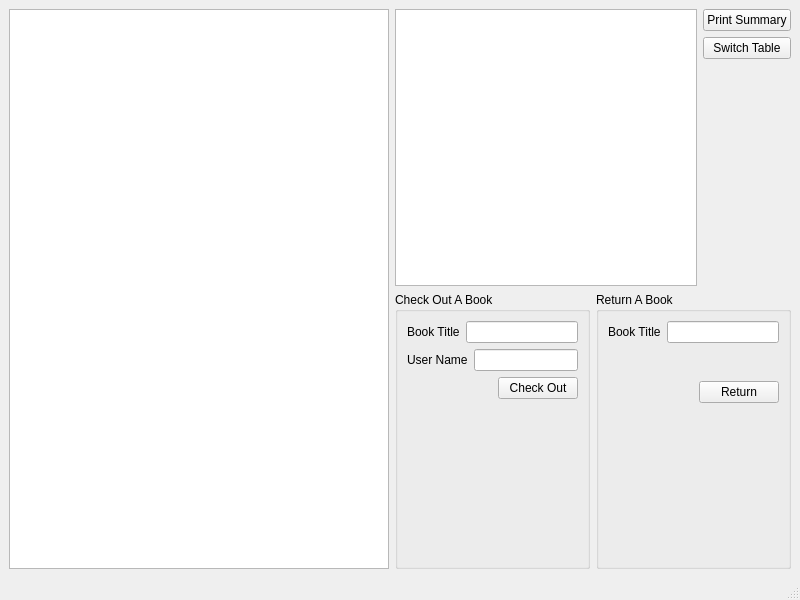
First picture: the form in mainwindow.ui, repository cihansenyuz/library_system, before the edit.
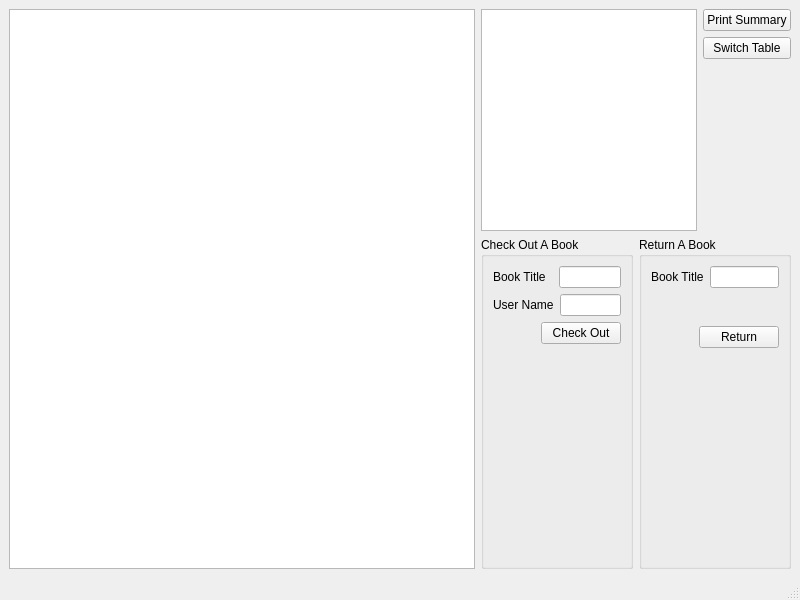
Second picture: the form after the edit.

Commit message: issue #21 is done, Library::checkOut is modified to print info message to ui

What changed in the file:
```diff
--- a/mainwindow.ui
+++ b/mainwindow.ui
@@ -31,7 +31,7 @@
    </property>
    <layout class="QHBoxLayout" name="horizontalLayout_2">
     <item>
-     <layout class="QHBoxLayout" name="horizontalLayout_5" stretch="0,0">
+     <layout class="QHBoxLayout" name="horizontalLayout_5" stretch="3,2">
       <item>
        <widget class="QTableWidget" name="bookTableWidget">
         <property name="sizePolicy">
@@ -40,10 +40,13 @@
           <verstretch>0</verstretch>
          </sizepolicy>
         </property>
+        <property name="sizeAdjustPolicy">
+         <enum>QAbstractScrollArea::AdjustIgnored</enum>
+        </property>
        </widget>
       </item>
       <item>
-       <layout class="QVBoxLayout" name="verticalLayout_2">
+       <layout class="QVBoxLayout" name="verticalLayout_2" stretch="2,3">
         <item>
          <layout class="QHBoxLayout" name="horizontalLayout">
           <item>
@@ -95,7 +98,7 @@
                <item>
                 <widget class="QLabel" name="label_2">
                  <property name="text">
-                  <string>Book Title</string>
+                  <string>Book Title  </string>
                  </property>
                 </widget>
                </item>
```
Left out of the diff: 6 changed lines with no effect on the pictures. The commit also changes 3 other files.
